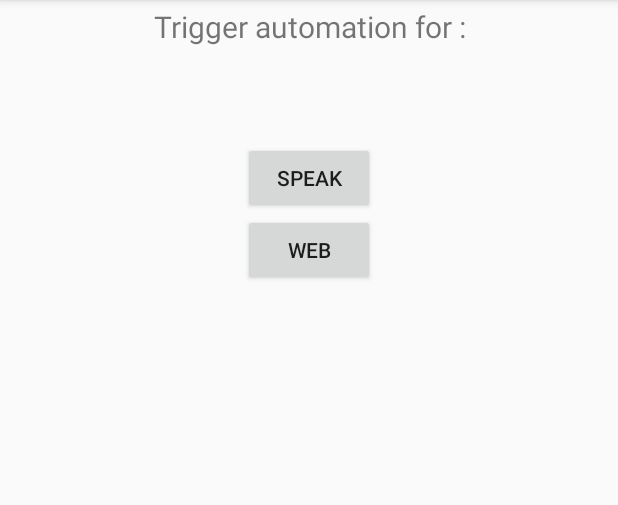
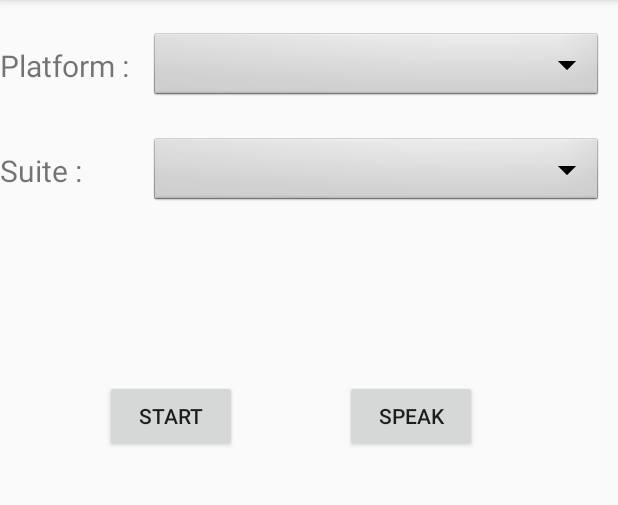
Before and after one commit to 12345nagendra/RemoteAndroidTrigger, an Android app: the screen it shows after launch (MainActivity), on a phone screen of 412 x 824 dp, the part 84-589 px from its top. Run offline under Robolectric (Android 15) with nearby library versions, the phone set to English and light mode, and no system bars.

Commit message:
Android Updates
Android updates

```diff
--- a/app/src/main/res/layout/activity_main.xml
+++ b/app/src/main/res/layout/activity_main.xml
@@ -10,37 +10,69 @@
     <TextView
         android:layout_width="fill_parent"
         android:layout_height="wrap_content"
-        android:layout_marginTop="4dp"
-        android:gravity="center"
-        android:text="Trigger automation for :"
+        android:layout_marginTop="30dp"
+        android:text="Platform :"
         android:textSize="20dp"
         app:layout_constraintTop_toTopOf="parent"
         tools:ignore="MissingConstraints" />
 
+    <Spinner
+        android:id="@+id/spinner1"
+        android:layout_width="match_parent"
+        android:layout_height="wrap_content"
+        android:background="@android:drawable/btn_dropdown"
+        android:layout_marginLeft="100dp"
+        android:layout_marginRight="10dp"
+        android:layout_marginTop="20dp"
+        app:layout_constraintTop_toTopOf="parent"
+        android:spinnerMode="dropdown"/>
+
+    <TextView
+        android:layout_width="fill_parent"
+        android:layout_height="wrap_content"
+        android:layout_marginTop="100dp"
+        android:text="Suite :"
+        android:textSize="20dp"
+        app:layout_constraintTop_toTopOf="parent"
+        tools:ignore="MissingConstraints" />
+
+    <Spinner
+        android:id="@+id/spinner2"
+        android:layout_width="match_parent"
+        android:layout_height="wrap_content"
+        android:background="@android:drawable/btn_dropdown"
+        android:layout_marginLeft="100dp"
+        android:layout_marginRight="10dp"
+        android:layout_marginTop="90dp"
+        app:layout_constraintTop_toTopOf="parent"
+        android:spinnerMode="dropdown"/>
+
     <RelativeLayout xmlns:android="http://schemas.android.com/apk/res/android"
         android:id="@+id/relativeLayout1"
         android:layout_width="fill_parent"
-        android:layout_height="150pt"
+        android:layout_height="250pt"
         tools:ignore="MissingConstraints">
 
         <Button
             android:id="@+id/button_id"
             android:layout_width="wrap_content"
             android:layout_height="wrap_content"
-            android:layout_centerHorizontal="true"
+            android:layout_marginLeft="70dp"
             android:layout_centerVertical="true"
             android:gravity="center"
-            android:text="Web" />
+            android:text="Start" />
 
 
         <Button
             android:id="@+id/btn_speak"
             android:layout_width="wrap_content"
             android:layout_height="wrap_content"
-            android:layout_centerHorizontal="true"
-            android:layout_above="@+id/button_id"
+            android:layout_marginLeft="230dp"
+            app:layout_constraintTop_toTopOf="parent"
+            android:layout_marginTop="300dp"
+            android:layout_centerVertical="true"
+            android:gravity="center"
             android:text="Speak" />
-
 
 
         <ListView
```
Also changed, not shown: 598 other files. Lines whose indentation alone changed are shown as unchanged.
